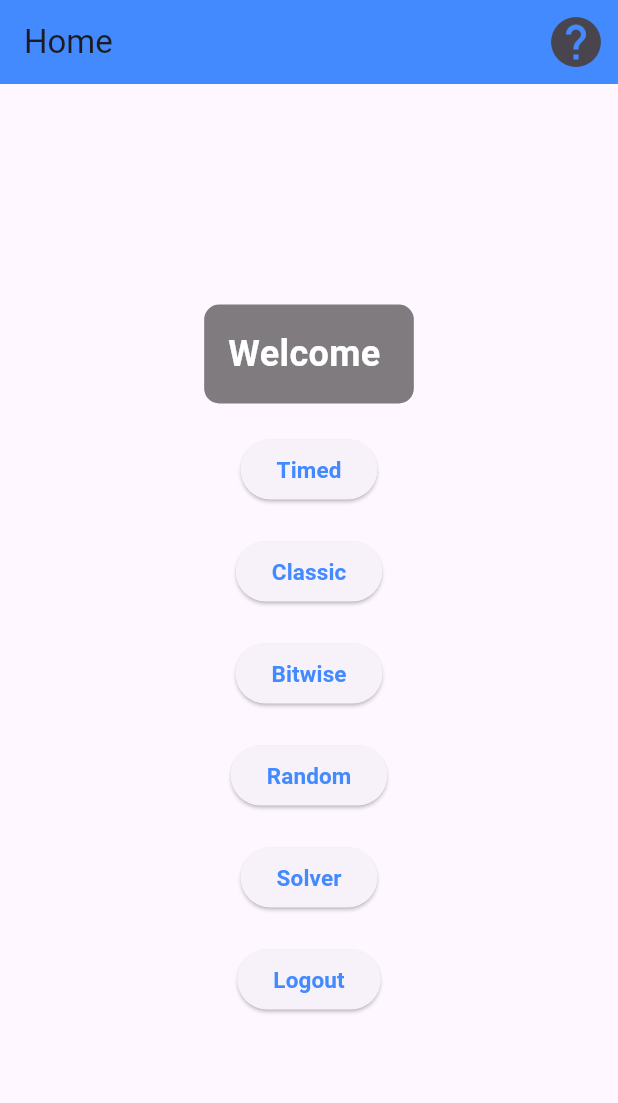
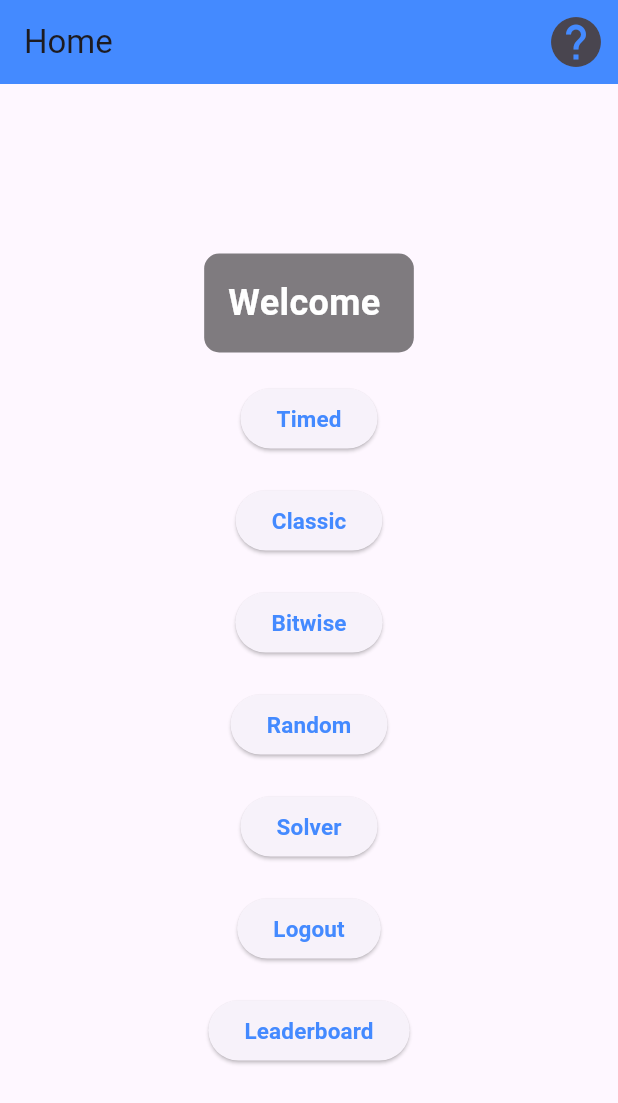
Before and after one commit to Aminemcc/Aritmatika, a Flutter app: the screen it shows once a user with an empty profile is signed in, on a phone screen of 412 x 824 dp. Shown: the top 1103 px of the screen. Run offline on Flutter 3.47's test engine with Material 3 defaults, Android fonts, the light colour scheme and no system bars; our stand-ins replace cloud_firestore, firebase_auth, firebase_core, stop_watch_timer; accounts and stored records are empty.

Commit message:
squash merge and add leaderboard button to homepage

```diff
--- a/lib/pages/HomePage.dart
+++ b/lib/pages/HomePage.dart
@@ -1,3 +1,4 @@
+import 'package:aritmatika/pages/LeaderboardPage.dart';
 import 'package:flutter/material.dart';
 import 'package:firebase_auth/firebase_auth.dart';
 import 'package:aritmatika/pages/HelpPage.dart';
@@ -177,6 +178,23 @@ class _HomePageState extends State<HomePage> {
                     ),
                   ),
                 ),
+                SizedBox(height: 20.0),
+                ElevatedButton(
+                  onPressed: () {
+                    Navigator.push(
+                      context,
+                      MaterialPageRoute(builder: (context) => LeaderboardPage()),
+                    );
+                  },
+                  child: Text(
+                    'Leaderboard',
+                    style: TextStyle(
+                      fontSize: 15,
+                      fontWeight: FontWeight.bold,
+                      color: Colors.blueAccent,
+                    ),
+                  ),
+                ),
               ],
             ),
           ),
```
Also changed, not shown: lib/pages/LeaderboardPage.dart (+4 -4 lines), 1 other file.
